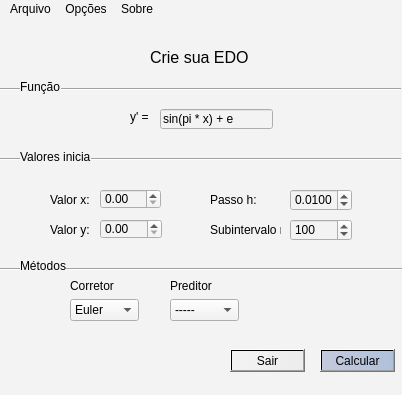
The window that projetoQT2/interface/interface.ui (jlessa/TrabalhoPC) describes before a commit, drawn with Qt 5.
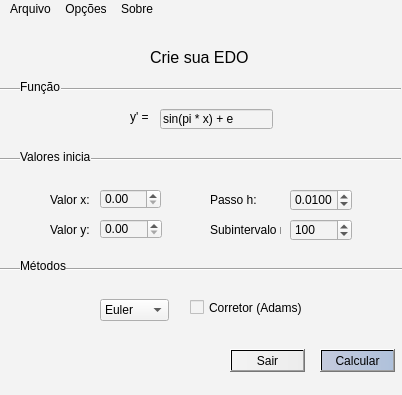
The same window after the commit.

Commit message:
Alteração Preditor Corretor
Alterações pessas pela professora

Patch:
```diff
--- a/projetoQT2/interface/interface.ui
+++ b/projetoQT2/interface/interface.ui
@@ -232,7 +232,7 @@
    <widget class="QComboBox" name="comboMetodo">
     <property name="geometry">
      <rect>
-      <x>70</x>
+      <x>100</x>
       <y>280</y>
       <width>69</width>
       <height>22</height>
@@ -329,68 +329,17 @@
      <string>Crie sua EDO</string>
     </property>
    </widget>
-   <widget class="QComboBox" name="comboMetodo_2">
-    <property name="enabled">
-     <bool>true</bool>
-    </property>
+   <widget class="QCheckBox" name="isCorretor">
     <property name="geometry">
      <rect>
-      <x>170</x>
+      <x>190</x>
       <y>280</y>
-      <width>69</width>
-      <height>22</height>
+      <width>141</width>
+      <height>17</height>
      </rect>
     </property>
-    <item>
-     <property name="text">
-      <string>-----</string>
-     </property>
-    </item>
-    <item>
-     <property name="text">
-      <string>Euler</string>
-     </property>
-    </item>
-    <item>
-     <property name="text">
-      <string>RK-2</string>
-     </property>
-    </item>
-    <item>
-     <property name="text">
-      <string>RK-3</string>
-     </property>
-    </item>
-    <item>
-     <property name="text">
-      <string>RK-4</string>
-     </property>
-    </item>
-   </widget>
-   <widget class="QLabel" name="label_10">
-    <property name="geometry">
-     <rect>
-      <x>70</x>
-      <y>260</y>
-      <width>46</width>
-      <height>13</height>
-     </rect>
-    </property>
     <property name="text">
-     <string>Corretor</string>
-    </property>
-   </widget>
-   <widget class="QLabel" name="label_11">
-    <property name="geometry">
-     <rect>
-      <x>170</x>
-      <y>260</y>
-      <width>46</width>
-      <height>13</height>
-     </rect>
-    </property>
-    <property name="text">
-     <string>Preditor</string>
+     <string>Corretor (Adams)</string>
     </property>
    </widget>
    <zorder>botaoCalcular</zorder>
```
Left out of the diff: 4 changed lines with no effect on the pictures. The commit also changes 4 other files.
